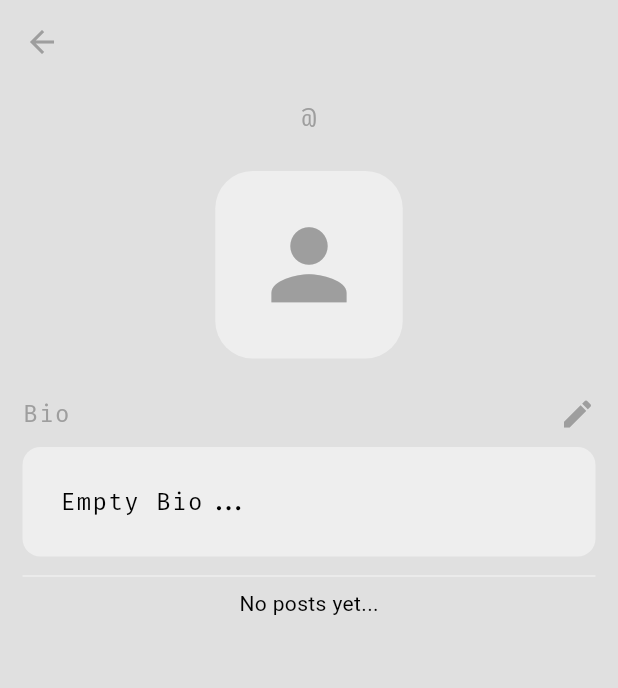
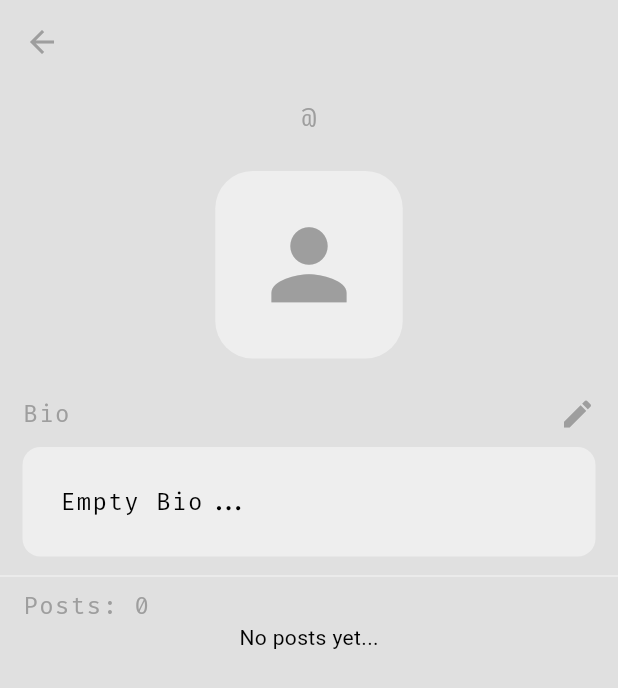
Before and after one commit to usman619/social_app, a Flutter app: the screen it shows once a user with an empty profile is signed in, in the side drawer, after a tap on "PROFILE", on a phone screen of 412 x 824 dp. Shown: the top 688 px of the screen. Run offline on Flutter 3.47's test engine with Material 3 defaults, Android fonts, the phone set to English and light mode, and no system bars; our stand-ins replace cloud_firestore, firebase_auth, firebase_core, flutter_svg, google_fonts; accounts and stored records are empty; generated files the repository leaves out were written again.

Commit message:
Working on Posts(III)

```diff
--- a/lib/pages/profile_page.dart
+++ b/lib/pages/profile_page.dart
@@ -10,6 +10,7 @@ import 'package:social_app/themes/text_theme.dart';
 
 class ProfilePage extends StatefulWidget {
   final String uid;
+
   const ProfilePage({super.key, required this.uid});
 
   @override
@@ -76,8 +77,6 @@ class _ProfilePageState extends State<ProfilePage> {
         foregroundColor: Theme.of(context).colorScheme.primary,
       ),
       body: SafeArea(
-        child: Padding(
-          padding: const EdgeInsets.symmetric(horizontal: 15),
         child: ListView(
           children: [
             const SizedBox(height: 10),
@@ -105,7 +104,9 @@ class _ProfilePageState extends State<ProfilePage> {
               ),
             ),
             const SizedBox(height: 25),
-              Row(
+            Padding(
+              padding: const EdgeInsets.symmetric(horizontal: 15),
+              child: Row(
                 mainAxisAlignment: MainAxisAlignment.spaceBetween,
                 children: [
                   Text(
@@ -123,11 +124,24 @@ class _ProfilePageState extends State<ProfilePage> {
                   ),
                 ],
               ),
+            ),
             const SizedBox(height: 10),
-              AppBioBox(text: _isLoading ? '...' : user!.bio),
+            Padding(
+              padding: const EdgeInsets.symmetric(horizontal: 15),
+              child: AppBioBox(text: _isLoading ? '...' : user!.bio),
+            ),
             const SizedBox(height: 5),
             Divider(
               color: Theme.of(context).colorScheme.secondary,
+            ),
+            Padding(
+              padding: const EdgeInsets.symmetric(horizontal: 15),
+              child: Text(
+                'Posts: ${allUserPosts.length}',
+                style: bodyTextTheme.copyWith(
+                  color: Theme.of(context).colorScheme.primary,
+                ),
+              ),
             ),
             allUserPosts.isEmpty
                 ? const Center(
@@ -138,13 +152,17 @@ class _ProfilePageState extends State<ProfilePage> {
                     physics: const NeverScrollableScrollPhysics(),
                     itemCount: allUserPosts.length,
                     itemBuilder: (context, index) {
-                        return AppPostTile(post: allUserPosts[index]);
+                      return AppPostTile(
+                        post: allUserPosts[index],
+                        onUserTap: () {},
+                        onPostTap: () {},
+                        showFollowButton: false,
+                      );
                     },
                   ),
           ],
         ),
       ),
-      ),
     );
   }
 }
```
Also changed, not shown: lib/components/app_post_tile.dart (+30 -5 lines), lib/helper/navigate_pages.dart (added, +24 -0 lines), lib/pages/home_page.dart (+6 -1 lines), lib/pages/post_page.dart (added, +44 -0 lines), lib/services/database/database_provider.dart (+10 -0 lines), lib/services/database/database_service.dart (+8 -0 lines), 1 other file. Lines whose indentation alone changed are shown as unchanged.
